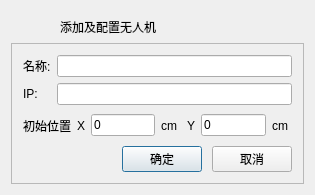
Before: the Qt Designer form UAVManage/adddevicedialog.ui in gessd/UAVManage, drawn with Qt 5.
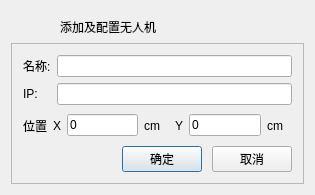
After: the same form once the commit is applied. Icons and pictures are not drawn.

Commit message: 调整设备控制列表布局

Patch:
```diff
--- a/UAVManage/adddevicedialog.ui
+++ b/UAVManage/adddevicedialog.ui
@@ -34,7 +34,7 @@
         <item>
          <widget class="QLabel" name="label_3">
           <property name="text">
-           <string>初始位置</string>
+           <string>位置</string>
           </property>
          </widget>
         </item>
@@ -56,7 +56,7 @@
          <widget class="QLabel" name="label_4">
           <property name="minimumSize">
            <size>
-            <width>20</width>
+            <width>25</width>
             <height>0</height>
            </size>
           </property>
@@ -83,7 +83,7 @@
          <widget class="QLabel" name="label_7">
           <property name="minimumSize">
            <size>
-            <width>20</width>
+            <width>25</width>
             <height>0</height>
            </size>
           </property>
```
The commit also changes 5 other files.
